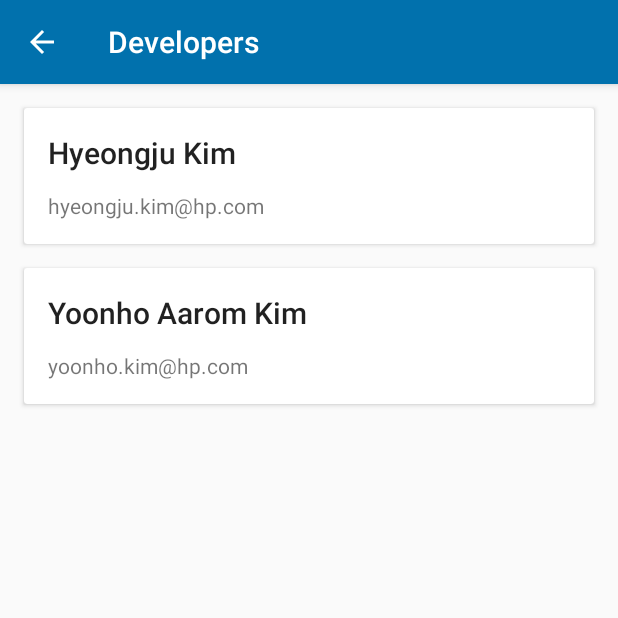
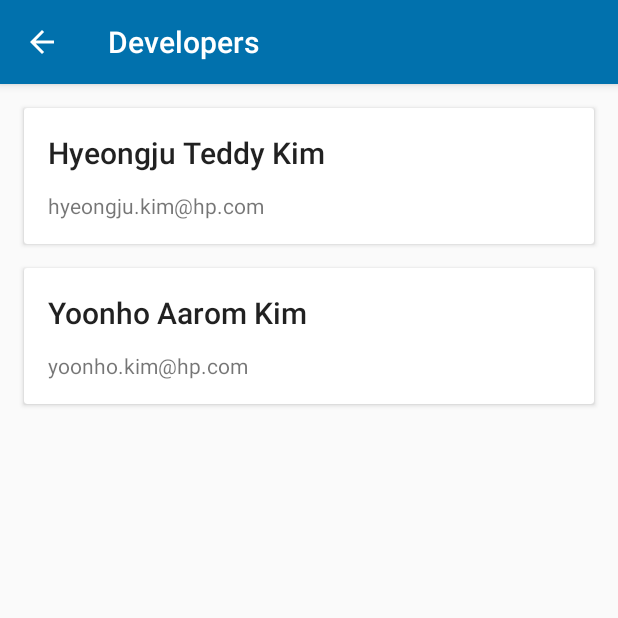
Before and after one commit to goldforestdev/CommuterBus, an Android app: the DevelopersActivity screen opened directly, with no data from a screen before it, on a phone screen of 412 x 824 dp, the top half of it. Run offline under Robolectric (Android 15) with nearby library versions, the phone set to English and light mode, and no system bars; libraries missing offline, so code that uses them is left out: androidx.constraintlayout.widget.

Commit message:
이름 변경

```diff
--- a/app/src/main/res/values/strings.xml
+++ b/app/src/main/res/values/strings.xml
@@ -41,7 +41,7 @@
     <string name="bus_alarm_go_office_time">Bus will come after %1$d minutes.</string>
     <string name="bus_alarm_go_home_distance">The bus is coming soon to your destination.</string>
     <string name="developers">Developers</string>
-    <string name="dev_hjkim">Hyeongju Kim</string>
+    <string name="dev_hjkim">Hyeongju Teddy Kim</string>
     <string name="dev_hjkim_email" translatable="false">hyeongju.kim@hp.com</string>
     <string name="dev_yhkim">Yoonho Aarom Kim</string>
     <string name="dev_yhkim_email" translatable="false">yoonho.kim@hp.com</string>
```
